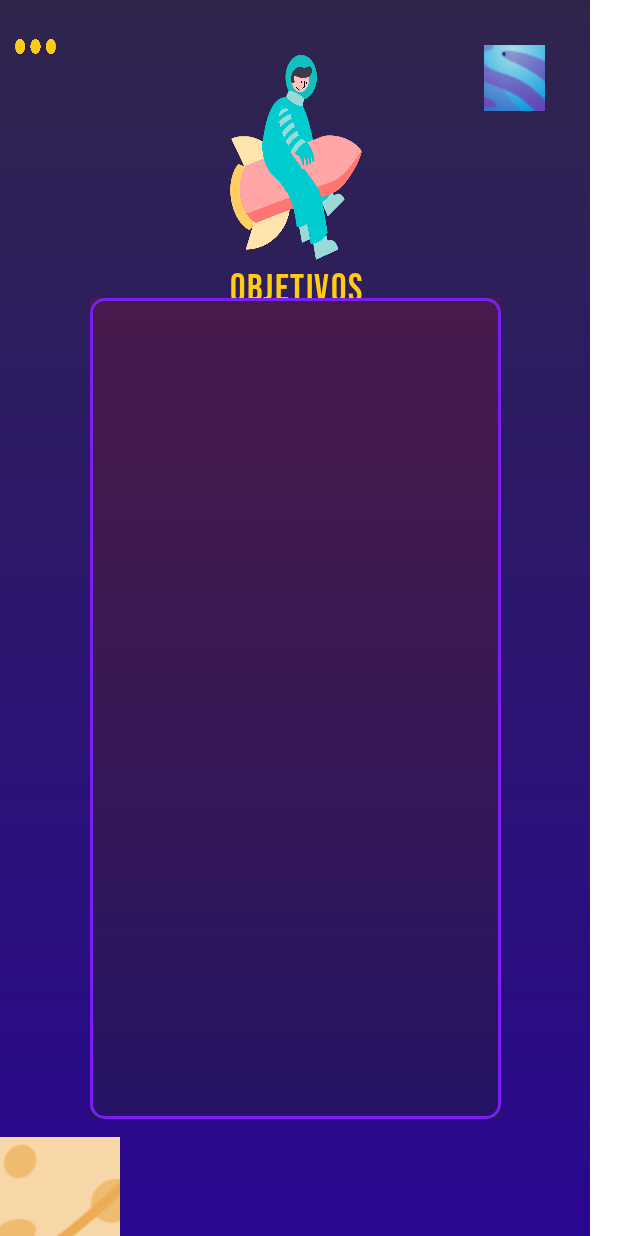
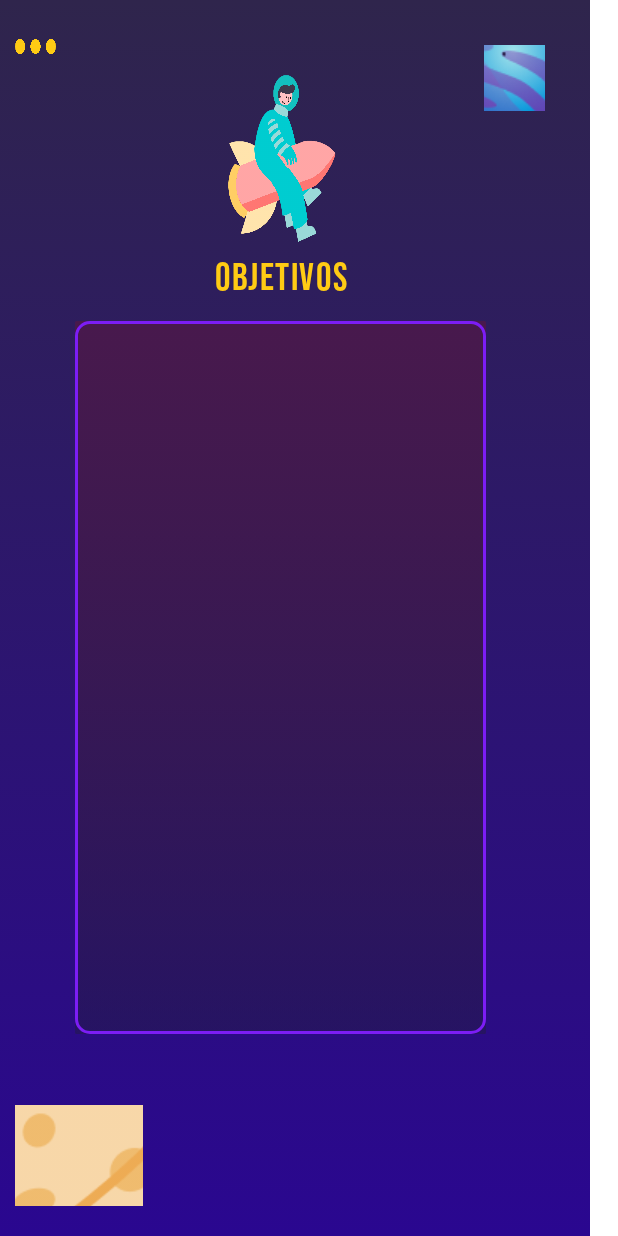
Before and after one commit to agustrodmar/dint-proyecto1-PortfolioMovil, an Android app built with Jetpack Compose: the @Preview function PreviewAboutMe, on a phone screen of 412 x 824 dp. Run offline under Robolectric (Android 15) with nearby library versions, the phone set to English and light mode, and no system bars; our stand-ins replace accompanist.

Commit message:
Working on About Me Screen

```diff
--- a/app/src/main/java/com/arodmar432p/portfoliomovil/phoneapp/ui/AboutMeScreen.kt
+++ b/app/src/main/java/com/arodmar432p/portfoliomovil/phoneapp/ui/AboutMeScreen.kt
@@ -6,12 +6,14 @@ import androidx.compose.foundation.border
 import androidx.compose.foundation.layout.Arrangement
 import androidx.compose.foundation.layout.Box
 import androidx.compose.foundation.layout.Column
+import androidx.compose.foundation.layout.fillMaxHeight
 import androidx.compose.foundation.layout.fillMaxSize
 import androidx.compose.foundation.layout.height
 import androidx.compose.foundation.layout.offset
 import androidx.compose.foundation.layout.padding
 import androidx.compose.foundation.layout.size
 import androidx.compose.foundation.layout.width
+import androidx.compose.foundation.lazy.LazyRow
 import androidx.compose.foundation.shape.RoundedCornerShape
 import androidx.compose.material3.Text
 import androidx.compose.runtime.Composable
@@ -69,42 +71,13 @@ fun AboutMe(navController: NavController) {
                 .height(44.23907.dp)
         )
 
-        Column(
-            modifier = Modifier.align(Alignment.TopCenter),
-            horizontalAlignment = Alignment.CenterHorizontally
-        ) {
-            Image(
-                painter = painterResource(id = R.drawable.objetivos),
-                contentDescription = "image description",
-                modifier = Modifier
-                    .padding(top = 30.dp)
-                    .width(119.dp)
-                    .height(147.dp)
-            )
-
-            Text(
-                text = "OBJETIVOS",
-                style = TextStyle(
-                    fontSize = 25.76.sp,
-                    lineHeight = 18.89.sp,
-                    fontFamily = FontFamily(Font(R.font.bebasneue)),
-                    fontWeight = FontWeight(400),
-                    color = Color(0xFFFFCB14),
-                    textAlign = TextAlign.Center,
-                    letterSpacing = 1.07.sp,
-                ),
-                modifier = Modifier
-                    .width(123.14343.dp)
-                    .height(39.dp)
-            )
-        }
-
         Box(
             modifier = Modifier
                 .align(Alignment.BottomStart)
-                .padding(top = 35.dp)
-                .width(80.dp)
-                .height(65.89185.dp)
+                .width(85.dp)
+                .height(67.dp)
+                .size(-20.dp)
+                .offset(x = 10.dp, y = (-20).dp)
         ) {
             Image(
                 painter = painterResource(id = R.drawable.planeta2),
@@ -120,39 +93,21 @@ fun AboutMe(navController: NavController) {
                 .width(64.dp)
         )
 
-        // El box de la caja con el texto
-        Box(
+        LazyRow(
             modifier = Modifier
-                .align(Alignment.Center)
-                .padding(top = 120.dp)
-                .width(274.dp)
-                .height(547.dp)
-                .background(
-                    brush = Brush.verticalGradient(
-                        colors = listOf(Color(0xFF48194D), Color(0x8A221A47)),
-                        startY = 0.0f,
-                        endY = Float.POSITIVE_INFINITY
-                    ),
-                    shape = RoundedCornerShape(1.dp) // Ajustar este valor para cambiar la redondez de las esquinas
-                )
-                .border(
-                    width = 2.dp,
-                    color = Color(0xFF7C1DF5),
-                    shape = RoundedCornerShape(10.dp) // la forma del borde me debe coincidir con la forma del fondo
-                )
-        ) {
-            Column(
-                verticalArrangement = Arrangement.spacedBy(0.dp, Alignment.CenterVertically),
-                horizontalAlignment = Alignment.CenterHorizontally,
-                modifier = Modifier.fillMaxSize()
-            ) {
-            }
+                .fillMaxSize()
+                .offset(y = (-10).dp),
+            horizontalArrangement = Arrangement.Center) {
+            item { TargetsBox() }
+            item { BackgroundBox() }
+            item { ValuesBox() }
         }
 
         // Cuando se pulse sobre este botón, se mostrará NavigationBar()
         MenuDots(onClick = { showNavigationBar = true }, drawableId = R.drawable.abrirmenuamarillo)
 
         AboutStatusBar()
+
 
         // Si showNavigationBar es true, se muestra la barra de navegación
         if (showNavigationBar) {
@@ -163,7 +118,7 @@ fun AboutMe(navController: NavController) {
                     Box(
                         modifier = Modifier
                             .fillMaxSize()
-                            .height(480.dp)
+                            .height(420.dp)
                             .size(150.dp, 480.dp)
                             .height(20.dp)
                             .offset(x = (-32).dp),
@@ -197,3 +152,204 @@ fun PreviewAboutMe() {
     val navController = rememberNavController()
     AboutMe(navController)
 }
+
+@Preview(showBackground = true)
+@Composable
+fun TargetsBox() {
+    Column(
+        modifier = Modifier
+            .fillMaxSize()
+            .offset(y = (-120).dp),
+        verticalArrangement = Arrangement.Center,
+        horizontalAlignment = Alignment.CenterHorizontally
+    ) {
+        Image( // La imagen se muestra arriba del todo
+            painter = painterResource(id = R.drawable.objetivos),
+            contentDescription = "A guy on a Rocket",
+            modifier = Modifier
+                .size(120.dp)
+                .width(119.dp)
+                .height(220.dp)
+                .offset(y = (80).dp)
+        )
+
+        Text( // El texto se muestra entre la caja y la imagen
+            text = "OBJETIVOS",
+            style = TextStyle(
+                fontSize = 25.76.sp,
+                lineHeight = 18.89.sp,
+                fontFamily = FontFamily(Font(R.font.bebasneue)),
+                fontWeight = FontWeight(400),
+                color = Color(0xFFFFCB14),
+                textAlign = TextAlign.Center,
+                letterSpacing = 1.07.sp,
+            ),
+            modifier = Modifier
+                .width(123.14343.dp)
+                .height(39.dp)
+                .offset(y = 85.dp)
+        )
+
+        Box( // La caja se muestra debajo del texto objetivo, y bien en el centro
+            modifier = Modifier
+                .padding(horizontal = 50.dp)
+                .width(274.dp)
+                .height(475.dp)
+                .offset( y = 90.dp)
+                .background(
+                    brush = Brush.verticalGradient(
+                        colors = listOf(Color(0xFF48194D), Color(0x8A221A47)),
+                        startY = 0.0f,
+                        endY = Float.POSITIVE_INFINITY
+                    ),
+                    shape = RoundedCornerShape(1.dp) // Ajustar este valor para cambiar la redondez de las esquinas
+                )
+                .border(
+                    width = 2.dp,
+                    color = Color(0xFF7C1DF5),
+                    shape = RoundedCornerShape(10.dp) // la forma del borde me debe coincidir con la forma del fondo
+                )
+        ) {
+            Column(
+                verticalArrangement = Arrangement.spacedBy(0.dp, Alignment.CenterVertically),
+                horizontalAlignment = Alignment.CenterHorizontally,
+                modifier = Modifier.fillMaxSize()
+            ) {
+            }
+        }
+    }
+}
+
+@Preview(showBackground = true)
+@Composable
+fun BackgroundBox() {
+    Column(
+        modifier = Modifier
+            .fillMaxSize()
+            .offset(y = (-120).dp),
+        verticalArrangement = Arrangement.Center,
+        horizontalAlignment = Alignment.CenterHorizontally
+    ) {
+        Image( // La imagen se muestra arriba del todo
+            painter = painterResource(id = R.drawable.trayectoria),
+            contentDescription = "A guy on a Rocket",
+            modifier = Modifier
+                .size(120.dp)
+                .width(119.dp)
+                .height(220.dp)
+                .offset(y = (80).dp)
+        )
+
+        Text( // El texto se muestra entre la caja y la imagen
+            text = "TRAYECTORIA",
+            style = TextStyle(
+                fontSize = 25.76.sp,
+                lineHeight = 18.89.sp,
+                fontFamily = FontFamily(Font(R.font.bebasneue)),
+                fontWeight = FontWeight(400),
+                color = Color(0xFFFFCB14),
+                textAlign = TextAlign.Center,
+                letterSpacing = 1.07.sp,
+            ),
+            modifier = Modifier
+                .width(123.14343.dp)
+                .height(39.dp)
+                .offset(y = (85).dp)
+        )
+
+        Box( // La caja se muestra debajo del texto objetivo, y bien en el centro
+            modifier = Modifier
+                .padding(horizontal = 50.dp)
+                .width(274.dp)
+                .height(475.dp)
+                .offset(y = 90.dp)
+                .background(
+                    brush = Brush.verticalGradient(
+                        colors = listOf(Color(0xFF48194D), Color(0x8A221A47)),
+                        startY = 0.0f,
+                        endY = Float.POSITIVE_INFINITY
+                    ),
+                    shape = RoundedCornerShape(1.dp) // Ajustar este valor para cambiar la redondez de las esquinas
+                )
+                .border(
+                    width = 2.dp,
+                    color = Color(0xFF7C1DF5),
+                    shape = RoundedCornerShape(10.dp) // la forma del borde me debe coincidir con la forma del fondo
+                )
+        ) {
+            Column(
+                verticalArrangement = Arrangement.spacedBy(0.dp, Alignment.CenterVertically),
+                horizontalAlignment = Alignment.CenterHorizontally,
+                modifier = Modifier.fillMaxSize()
+            ) {
+            }
+        }
+    }
+}
+
+@Preview(showBackground = true)
+@Composable
+fun ValuesBox() {
+    Column(
+        modifier = Modifier
+            .fillMaxSize()
+            .offset(y = (-120).dp),
+        verticalArrangement = Arrangement.Center,
+        horizontalAlignment = Alignment.CenterHorizontally
+    ) {
+        Image( // La imagen se muestra arriba del todo
+            painter = painterResource(id = R.drawable.valores),
+            contentDescription = "A picture of a robot",
+            modifier = Modifier
+                .size(120.dp)
+                .width(119.dp)
+                .height(220.dp)
+                .offset(y = (80).dp)
+        )
+
+        Text( // El texto se muestra entre la caja y la imagen
+            text = "VALORES",
+            style = TextStyle(
+                fontSize = 25.76.sp,
+                lineHeight = 18.89.sp,
+                fontFamily = FontFamily(Font(R.font.bebasneue)),
+                fontWeight = FontWeight(400),
+                color = Color(0xFFFFCB14),
+                textAlign = TextAlign.Center,
+                letterSpacing = 1.07.sp,
+            ),
+            modifier = Modifier
+                .width(123.14343.dp)
+                .height(39.dp)
+                .offset(y = (85).dp)
+        )
+
+        Box( // La caja se muestra debajo del texto objetivo, y bien en el centro
+            modifier = Modifier
+                .padding(horizontal = 50.dp)
+                .width(274.dp)
+                .height(475.dp)
+                .offset(y = 90.dp)
+                .background(
+                    brush = Brush.verticalGradient(
+                        colors = listOf(Color(0xFF48194D), Color(0x8A221A47)),
+                        startY = 0.0f,
+                        endY = Float.POSITIVE_INFINITY
+                    ),
+                    shape = RoundedCornerShape(1.dp) // Ajustar este valor para cambiar la redondez de las esquinas
+                )
+                .border(
+                    width = 2.dp,
+                    color = Color(0xFF7C1DF5),
+                    shape = RoundedCornerShape(10.dp) // la forma del borde me debe coincidir con la forma del fondo
+                )
+        ) {
+            Column(
+                verticalArrangement = Arrangement.spacedBy(0.dp, Alignment.CenterVertically),
+                horizontalAlignment = Alignment.CenterHorizontally,
+                modifier = Modifier.fillMaxSize()
+            ) {
+            }
+        }
+    }
+}
```
